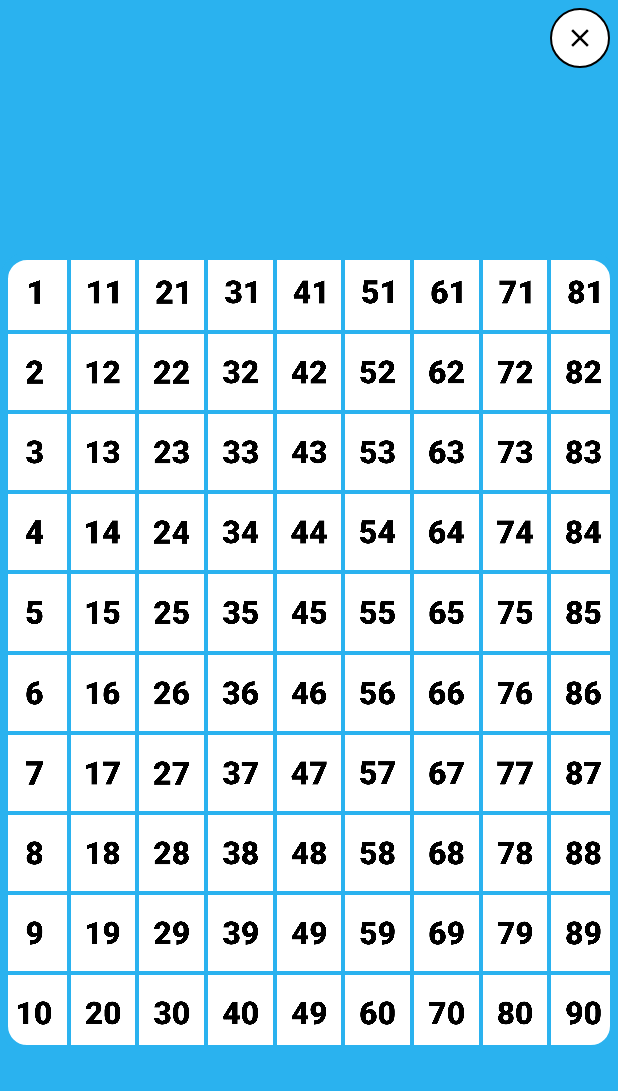
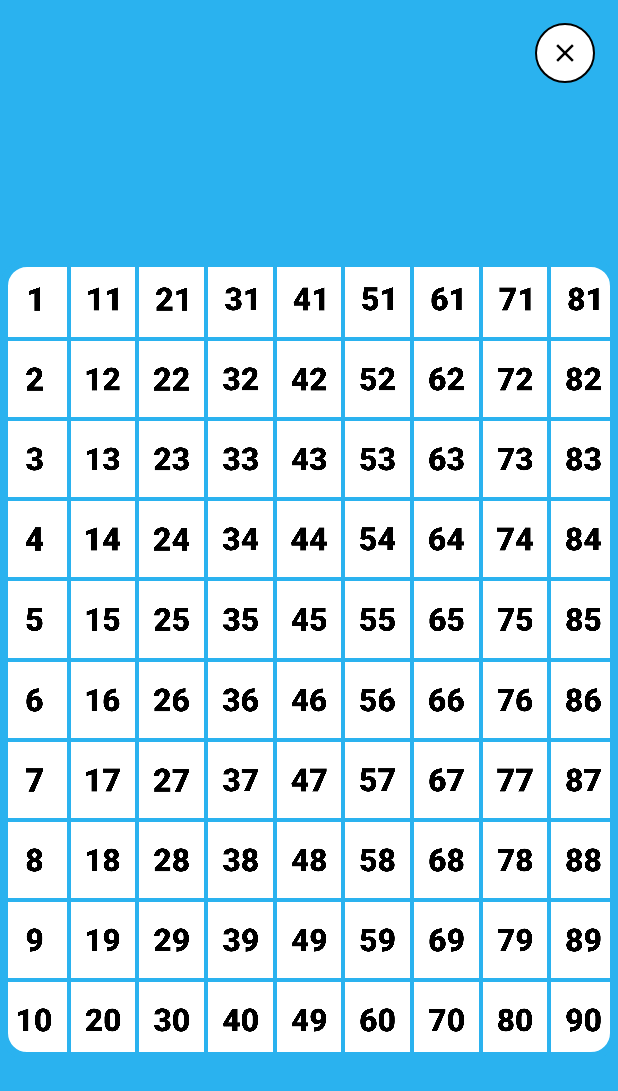
Before and after one commit to CreandoAplicaciones/Ca-bing, an Android app: the layout dialog_fragment_check_number.xml on its own in the app's theme, with its tools: preview values and no code run, on a phone screen of 412 x 824 dp. Shown: the top 1091 px of the screen. Run offline under Robolectric (Android 15) with nearby library versions, the phone set to English and light mode, and no system bars.

Commit message:
view changer

```diff
--- a/app/src/main/java/com/cartones/de/bingo/en/casa/gratis/loteria/ui/view/cards/CardsBingoViewModel.kt
+++ b/app/src/main/java/com/cartones/de/bingo/en/casa/gratis/loteria/ui/view/cards/CardsBingoViewModel.kt
@@ -9,7 +9,6 @@ import android.media.MediaPlayer
 import androidx.lifecycle.viewModelScope
 import com.cartones.de.bingo.en.casa.gratis.loteria.R
 import com.cartones.de.bingo.en.casa.gratis.loteria.ui.base.BaseViewModel
-import com.cartones.de.bingo.en.casa.gratis.loteria.ui.common.NUMBER_CARDS_LIST
 import com.cartones.de.bingo.en.casa.gratis.loteria.ui.common.Utils
 import com.cartones.de.bingo.en.casa.gratis.loteria.ui.common.extension.save.Prefs
 import com.cartones.de.bingo.en.casa.gratis.loteria.ui.domains.models.NumberCard
@@ -18,7 +17,7 @@ import kotlinx.coroutines.flow.receiveAsFlow
 import kotlinx.coroutines.launch
 import java.util.*
 import kotlin.concurrent.schedule
-import kotlin.math.E
+
 
 
 class CardsBingoViewModel: BaseViewModel() {
--- a/app/src/main/res/layout/dialog_fragment_check_number.xml
+++ b/app/src/main/res/layout/dialog_fragment_check_number.xml
@@ -11,7 +11,7 @@
         android:layout_height="40dp"
         app:srcCompat="@drawable/close"
         android:padding="10dp"
-        android:layout_margin="5dp"
+        android:layout_margin="15dp"
         android:background="@drawable/gradient_button_background"
         app:layout_constraintEnd_toEndOf="parent"
         app:layout_constraintTop_toTopOf="parent"/>
```
